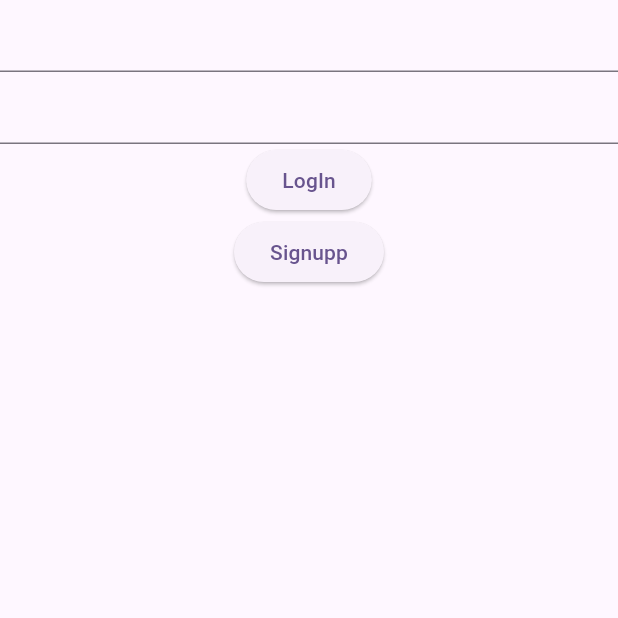
After one commit to SyedSaudShah/flutter_application_auth, a Flutter app: the LogInScreen screen opened directly, on a phone screen of 412 x 824 dp, the top half of it. The commit adds this screen. Run offline on Flutter 3.47's test engine with Material 2 defaults, Android fonts, the phone set to English and light mode, and no system bars; our stand-ins replace cloud_firestore, firebase_auth, firebase_core, flutter_riverpod, riverpod; accounts and stored records are empty.

Commit message:
signuppwithriverpod

```diff
--- /dev/null
+++ b/lib/Screens/loginScreen.dart
@@ -0,0 +1,36 @@
+// ignore_for_file: prefer_const_constructors
+
+import 'package:flutter_application_auth/Screens/signupp_Screen.dart';
+import 'package:flutter_riverpod/flutter_riverpod.dart';
+import 'package:flutter/material.dart';
+
+class LogInScreen extends ConsumerWidget {
+  const LogInScreen({super.key});
+
+  @override
+  Widget build(BuildContext context, WidgetRef ref) {
+    // ignore: unused_local_variable
+    TextEditingController emailController = TextEditingController();
+    // ignore: unused_local_variable
+    TextEditingController passwordController = TextEditingController();
+
+    return Scaffold(
+      body: Column(
+        children: [
+          TextFormField(),
+          TextFormField(),
+          ElevatedButton(onPressed: () {}, child: Text('LogIn')),
+          ElevatedButton(
+              onPressed: () {
+                Navigator.push(
+                    context,
+                    MaterialPageRoute(
+                      builder: (context) => Signuppscreen(),
+                    ));
+              },
+              child: Text('Signupp'))
+        ],
+      ),
+    );
+  }
+}
```
Also changed, not shown: lib/Model/namemodel.dart (added, +19 -0 lines), lib/Screens/signupp_Screen.dart (+10 -41 lines), lib/firebase/signup.dart (+39 -37 lines), lib/riverpod/stateProvider.dart (+23 -2 lines), pubspec.yaml (+4 -4 lines), pubspec.lock, 1 other file.
